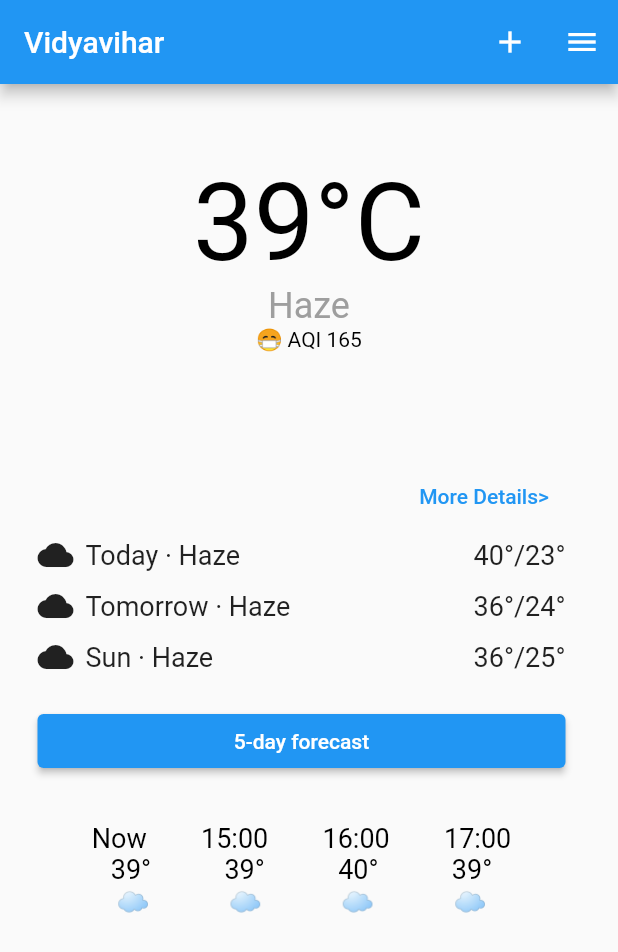
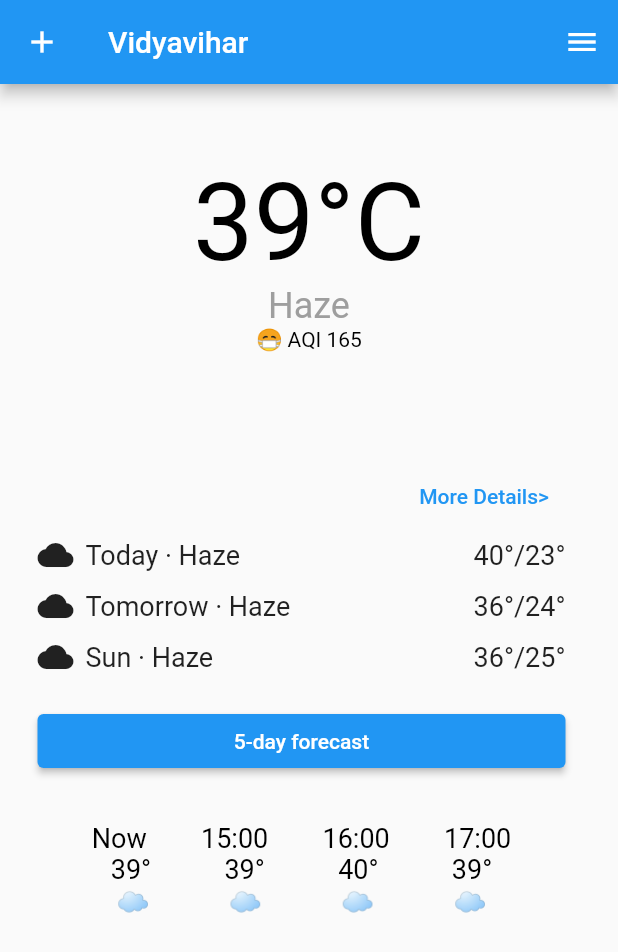
Before and after one commit to Wrench333/Weather_App, a Flutter app: the screen it shows after launch, on a phone screen of 412 x 824 dp. Shown: the top 952 px of the screen. Run offline on Flutter 3.47's test engine with Material 2 defaults, Android fonts, the phone set to English and light mode, and no system bars.

Commit message:
Changed the UI for AppBar

```diff
--- a/lib/main.dart
+++ b/lib/main.dart
@@ -18,18 +18,17 @@ class Home extends StatelessWidget {
 
     return Scaffold(
       appBar: AppBar(
+        leading: IconButton(
+          icon: const Icon(Icons.add),
+          onPressed: () {
+            Navigator.pushNamed(context, '/second');
+          },
+        ),
         title: Text("Vidyavihar"),
         actions: [
           IconButton(
-            icon: const Icon(Icons.add),
-            onPressed: () {
-              Navigator.pushNamed(context, '/second');
-            },
-          ),
-          IconButton(
             icon: const Icon(Icons.menu),
             onPressed: () {
-              // Implement menu functionality here
             },
           ),
         ],
@@ -71,7 +70,6 @@ class Home extends StatelessWidget {
                   width: size.width,
                   child: ElevatedButton(
                     onPressed: () {
-                      // Implement 5-day forecast functionality here
                     },
                     child: Text("5-day forecast", textAlign: TextAlign.center),
                   ),
```
